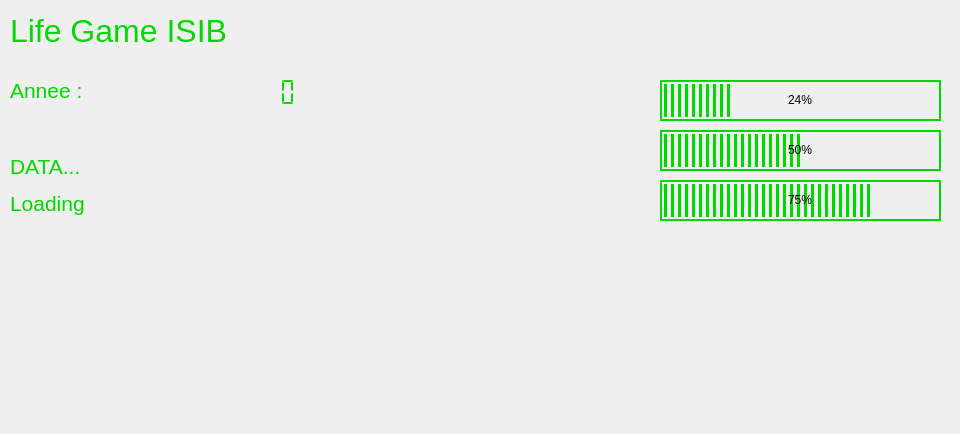
Before: the Qt Designer form mainwindowlifegame.ui in theRedMercury/ISIB_LifeGameClientV1, drawn with Qt 5.
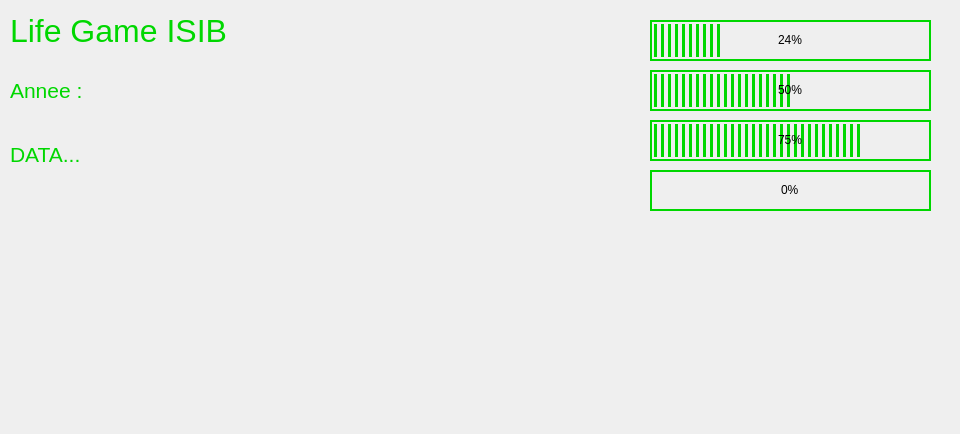
After: the same form once the commit is applied. Icons and pictures are not drawn.

Diff of the .ui file:
```diff
--- a/mainwindowlifegame.ui
+++ b/mainwindowlifegame.ui
@@ -59,7 +59,7 @@
      <rect>
       <x>10</x>
       <y>70</y>
-      <width>151</width>
+      <width>301</width>
       <height>41</height>
      </rect>
     </property>
@@ -75,34 +75,6 @@
      <string>Annee :</string>
     </property>
    </widget>
-   <widget class="QLCDNumber" name="lcdNumber">
-    <property name="geometry">
-     <rect>
-      <x>150</x>
-      <y>77</y>
-      <width>151</width>
-      <height>31</height>
-     </rect>
-    </property>
-    <property name="layoutDirection">
-     <enum>Qt::LeftToRight</enum>
-    </property>
-    <property name="autoFillBackground">
-     <bool>false</bool>
-    </property>
-    <property name="styleSheet">
-     <string notr="true">color: rgb(0, 215, 0);</string>
-    </property>
-    <property name="frameShape">
-     <enum>QFrame::NoFrame</enum>
-    </property>
-    <property name="digitCount">
-     <number>10</number>
-    </property>
-    <property name="segmentStyle">
-     <enum>QLCDNumber::Flat</enum>
-    </property>
-   </widget>
    <widget class="QLabel" name="label_3">
     <property name="geometry">
      <rect>
@@ -121,14 +93,14 @@
      <string notr="true">color: rgb(0, 215, 0);</string>
     </property>
     <property name="text">
-     <string>&lt;html&gt;&lt;head/&gt;&lt;body&gt;&lt;p&gt;DATA...&lt;/p&gt;&lt;p&gt;Loading&lt;/p&gt;&lt;/body&gt;&lt;/html&gt;</string>
+     <string>&lt;html&gt;&lt;head/&gt;&lt;body&gt;&lt;p&gt;DATA...&lt;/p&gt;&lt;p&gt;&lt;br/&gt;&lt;/p&gt;&lt;/body&gt;&lt;/html&gt;</string>
     </property>
    </widget>
    <widget class="QProgressBar" name="progressBar">
     <property name="geometry">
      <rect>
-      <x>660</x>
-      <y>80</y>
+      <x>650</x>
+      <y>20</y>
       <width>281</width>
       <height>41</height>
      </rect>
@@ -157,8 +129,8 @@
    <widget class="QProgressBar" name="progressBar_2">
     <property name="geometry">
      <rect>
-      <x>660</x>
-      <y>130</y>
+      <x>650</x>
+      <y>70</y>
       <width>281</width>
       <height>41</height>
      </rect>
@@ -187,8 +159,8 @@
    <widget class="QProgressBar" name="progressBar_3">
     <property name="geometry">
      <rect>
-      <x>660</x>
-      <y>180</y>
+      <x>650</x>
+      <y>120</y>
       <width>281</width>
       <height>41</height>
      </rect>
@@ -245,6 +217,140 @@
      <bool>false</bool>
     </property>
    </widget>
+   <widget class="QProgressBar" name="progressBarInvade">
+    <property name="geometry">
+     <rect>
+      <x>650</x>
+      <y>170</y>
+      <width>281</width>
+      <height>41</height>
+     </rect>
+    </property>
+    <property name="styleSheet">
+     <string notr="true">QProgressBar
+{
+	 border: 2px solid #00d700;
+
+    text-align: center;
+		background-color: rgb(0, 0, 0,0);
+	color: rgb(0, 0, 0);
+	
+}
+QProgressBar::chunk
+{
+    background-color: #00d700;
+    width:3px;
+    margin: 1.5px;
+}</string>
+    </property>
+    <property name="value">
+     <number>0</number>
+    </property>
+   </widget>
+   <widget class="QTextEdit" name="textEditTree">
+    <property name="geometry">
+     <rect>
+      <x>20</x>
+      <y>180</y>
+      <width>141</width>
+      <height>221</height>
+     </rect>
+    </property>
+    <property name="styleSheet">
+     <string notr="true">color: rgb(0, 215, 0);
+background-color: rgb(0, 0, 0,0);</string>
+    </property>
+    <property name="frameShape">
+     <enum>QFrame::NoFrame</enum>
+    </property>
+    <property name="frameShadow">
+     <enum>QFrame::Sunken</enum>
+    </property>
+    <property name="verticalScrollBarPolicy">
+     <enum>Qt::ScrollBarAlwaysOff</enum>
+    </property>
+    <property name="horizontalScrollBarPolicy">
+     <enum>Qt::ScrollBarAlwaysOff</enum>
+    </property>
+   </widget>
+   <widget class="QTextEdit" name="textEditHerbi">
+    <property name="geometry">
+     <rect>
+      <x>170</x>
+      <y>180</y>
+      <width>141</width>
+      <height>221</height>
+     </rect>
+    </property>
+    <property name="styleSheet">
+     <string notr="true">color: rgb(0, 215, 0);
+background-color: rgb(0, 0, 0,0);</string>
+    </property>
+    <property name="frameShape">
+     <enum>QFrame::NoFrame</enum>
+    </property>
+    <property name="frameShadow">
+     <enum>QFrame::Sunken</enum>
+    </property>
+    <property name="verticalScrollBarPolicy">
+     <enum>Qt::ScrollBarAlwaysOff</enum>
+    </property>
+    <property name="horizontalScrollBarPolicy">
+     <enum>Qt::ScrollBarAlwaysOff</enum>
+    </property>
+   </widget>
+   <widget class="QTextEdit" name="textEditCarni">
+    <property name="geometry">
+     <rect>
+      <x>320</x>
+      <y>180</y>
+      <width>141</width>
+      <height>221</height>
+     </rect>
+    </property>
+    <property name="styleSheet">
+     <string notr="true">color: rgb(0, 215, 0);
+background-color: rgb(0, 0, 0,0);</string>
+    </property>
+    <property name="frameShape">
+     <enum>QFrame::NoFrame</enum>
+    </property>
+    <property name="frameShadow">
+     <enum>QFrame::Sunken</enum>
+    </property>
+    <property name="verticalScrollBarPolicy">
+     <enum>Qt::ScrollBarAlwaysOff</enum>
+    </property>
+    <property name="horizontalScrollBarPolicy">
+     <enum>Qt::ScrollBarAlwaysOff</enum>
+    </property>
+   </widget>
+   <widget class="QTextEdit" name="textEditBrut">
+    <property name="geometry">
+     <rect>
+      <x>650</x>
+      <y>230</y>
+      <width>281</width>
+      <height>171</height>
+     </rect>
+    </property>
+    <property name="styleSheet">
+     <string notr="true">color: rgb(0, 215, 0);
+background-color: rgb(0, 0, 0,0);</string>
+    </property>
+    <property name="frameShape">
+     <enum>QFrame::NoFrame</enum>
+    </property>
+    <property name="frameShadow">
+     <enum>QFrame::Sunken</enum>
+    </property>
+    <property name="verticalScrollBarPolicy">
+     <enum>Qt::ScrollBarAlwaysOff</enum>
+    </property>
+    <property name="horizontalScrollBarPolicy">
+     <enum>Qt::ScrollBarAlwaysOff</enum>
+    </property>
+   </widget>
   </widget>
  </widget>
  <layoutdefault spacing="6" margin="11"/>
```
Left out of the diff: 8 changed lines with no effect on the pictures.
